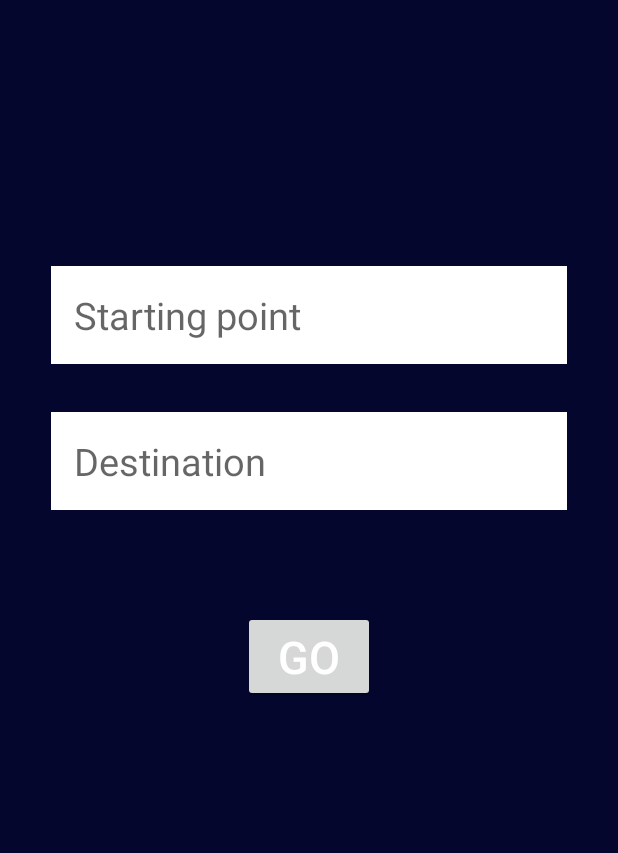
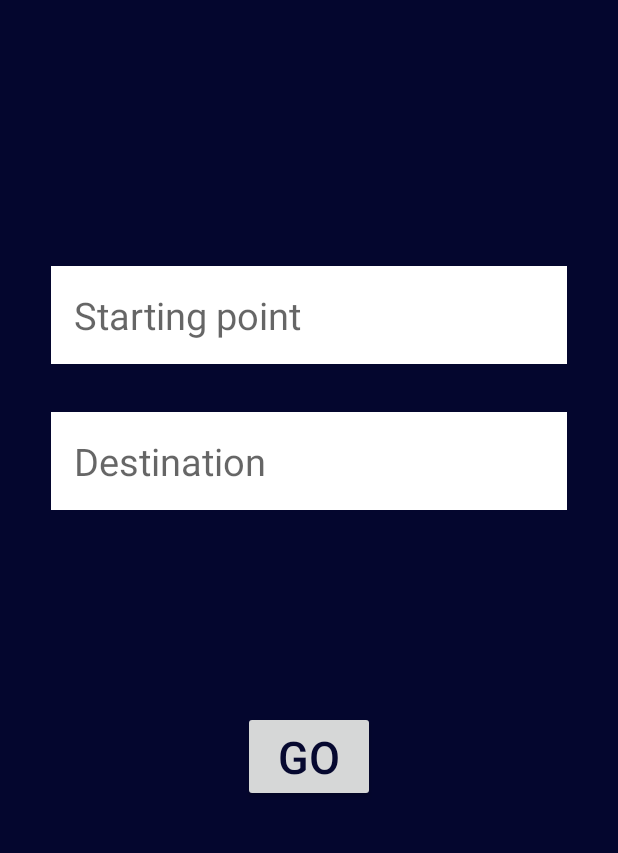
Before and after one commit to oahia01/Zooom, an Android app: the StartActivity screen opened directly, with no data from a screen before it, on a phone screen of 412 x 824 dp, the part 345-1198 px from its top. Run offline under Robolectric (Android 15) with nearby library versions, the phone set to English and light mode, and no system bars; our stand-ins replace Volley.

Commit message:
Changed button location

```diff
--- a/app/src/main/java/com/cool/zooom/StartActivity.java
+++ b/app/src/main/java/com/cool/zooom/StartActivity.java
@@ -103,4 +103,12 @@ public class StartActivity extends AppCompatActivity {
         }
     }
 
+    public void onClickButtonGo(){
+        //Check if both textboxes are valid and we have gotten latitude and longitude coordinates
+        //from both, then launch results activity(send to backend) and get back data for each
+        //Mode of transport
+
+
+    }
+
 }
--- a/app/src/main/res/layout/activity_start.xml
+++ b/app/src/main/res/layout/activity_start.xml
@@ -40,10 +40,11 @@
         android:text="GO"
         android:id="@+id/button_go_search"
         android:textSize="30dp"
-        android:textColor="#ffffff"
-        android:layout_marginBottom="110dp"
+        android:textColor="#06082f"
+        android:layout_marginBottom="43dp"
         android:layout_alignParentBottom="true"
-        android:layout_centerHorizontal="true" />
+        android:layout_centerHorizontal="true"
+        android:onClick="onClickButtonGo" />
 
     <TextView
         android:layout_width="wrap_content"
```
